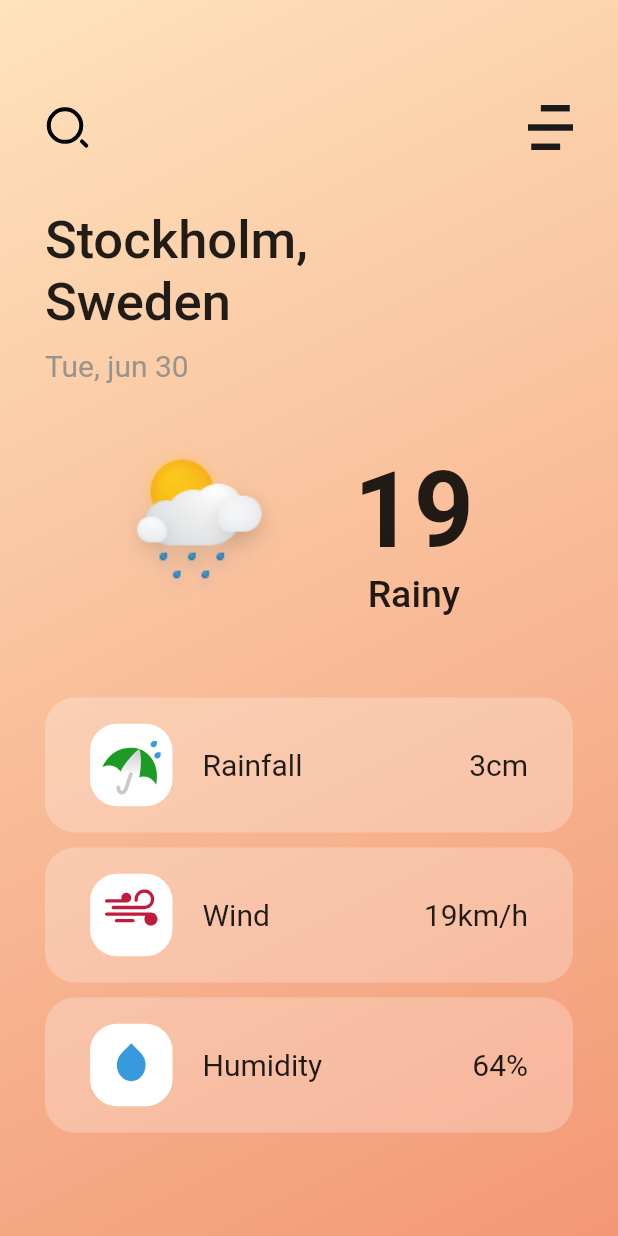
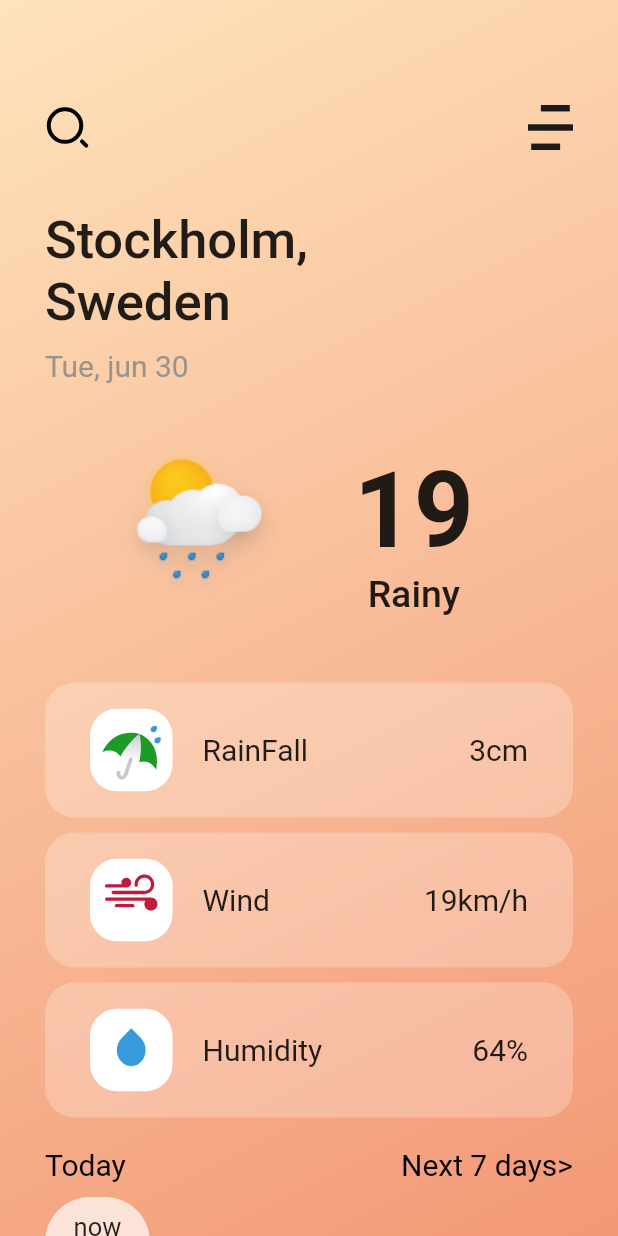
Before and after one commit to Manlikeog/weatherapp, a Flutter app: the screen it shows after launch, on a phone screen of 412 x 824 dp. Run offline on Flutter 3.47's test engine with Material 2 defaults, Android fonts, the phone set to English and light mode, and no system bars; our stand-ins replace flutter_svg; missing offline and left inert: news_app.

Commit message:
minor changes

```diff
--- a/lib/home.dart
+++ /dev/null
@@ -1,175 +0,0 @@
-import 'package:flutter/material.dart';
-import 'package:flutter_svg/svg.dart';
-
-class Home extends StatelessWidget {
-  const Home({super.key});
-
-  @override
-  Widget build(BuildContext context) {
-    return Scaffold(
-      body: Container(
-        padding: EdgeInsets.only(top: 70, left: 30, right: 30),
-        width: double.infinity,
-        child: Column(
-          crossAxisAlignment: CrossAxisAlignment.start,
-          children: [
-            Row(
-              mainAxisAlignment: MainAxisAlignment.spaceBetween,
-              children: [
-                SvgPicture.asset(
-                  'assets/images/icon.svg',
-                  height: 30,
-                ),
-                SvgPicture.asset(
-                  'assets/images/Vector.svg',
-                  height: 30,
-                ),
-              ],
-            ),
-            SizedBox(
-              height: 40,
-            ),
-            Text(
-              'Stockholm,\nSweden',
-              style: TextStyle(
-                fontWeight: FontWeight.w500,
-                fontSize: 35,
-              ),
-            ),
-            SizedBox(
-              height: 10,
-            ),
-            Text(
-              'Tue, jun 30',
-              style: TextStyle(
-                  fontWeight: FontWeight.w400,
-                  fontSize: 20,
-                  color: Color(0xff9A938C)),
-            ),
-            Row(
-              crossAxisAlignment: CrossAxisAlignment.center,
-              children: [
-                Image.asset(
-                  'assets/images/cludy.png',
-                  height: 200,
-                ),
-                Column(
-                  children: [
-                    Text(
-                      '19',
-                      style: TextStyle(
-                        fontSize: 70,
-                        fontWeight: FontWeight.w700,
-                      ),
-                    ),
-                    Text(
-                      'Rainy',
-                      style: TextStyle(
-                        fontSize: 25,
-                        fontWeight: FontWeight.w500,
-                      ),
-                    )
-                  ],
-                )
-              ],
-            ),
-            SizedBox(
-              height: 10,
-            ),
-            TemperatureCard(
-              icon: 'assets/images/umbrella.svg',
-              text: 'Rainfall',
-              range: '3cm',
-            ),
-            SizedBox(
-              height: 10,
-            ),
-            TemperatureCard(
-              icon: 'assets/images/wind.svg',
-              text: 'Wind',
-              range: '19km/h',
-            ),
-            SizedBox(
-              height: 10,
-            ),
-            TemperatureCard(
-              icon: 'assets/images/Rectangle 14.svg',
-              text: 'Humidity',
-              range: '64%',
-            )
-          ],
-        ),
-        decoration: BoxDecoration(
-          gradient: LinearGradient(
-            begin: Alignment.topLeft,
-            end: Alignment.bottomRight,
-            colors: [
-              Color(0xffFEE3BC),
-              Color(0xffF39876),
-            ],
-          ),
-        ),
-      ),
-    );
-  }
-}
-
-class TemperatureCard extends StatelessWidget {
-  String text;
-  String range;
-  String icon;
-  TemperatureCard(
-      {Key? key, required this.text, required this.range, required this.icon})
-      : super(key: key);
-
-  @override
-  Widget build(BuildContext context) {
-    return Container(
-      padding: EdgeInsets.symmetric(horizontal: 30),
-      height: 90,
-      width: double.infinity,
-      child: Row(
-        mainAxisAlignment: MainAxisAlignment.spaceBetween,
-        children: [
-          Row(
-            mainAxisAlignment: MainAxisAlignment.spaceBetween,
-            children: [
-              Container(
-                height: 55,
-                width: 55,
-                child: SvgPicture.asset(
-                  icon,
-                ),
-                decoration: BoxDecoration(
-                  borderRadius: BorderRadius.circular(18),
-                  color: Color(0xffffffff),
-                ),
-              ),
-              SizedBox(
-                width: 20,
-              ),
-              Text(
-                text,
-                style: TextStyle(
-                  fontSize: 20,
-                  fontWeight: FontWeight.w400,
-                ),
-              )
-            ],
-          ),
-          Text(
-            range,
-            style: TextStyle(
-              fontSize: 20,
-              fontWeight: FontWeight.w400,
-            ),
-          )
-        ],
-      ),
-      decoration: BoxDecoration(
-        borderRadius: BorderRadius.circular(20),
-        color: Color(0x3fffffff),
-      ),
-    );
-  }
-}
--- /dev/null
+++ b/lib/interface/home.dart
@@ -0,0 +1,185 @@
+import 'package:flutter/material.dart';
+import 'package:flutter_svg/svg.dart';
+
+import '../utils/widgets/temerature_card.dart';
+
+class Home extends StatelessWidget {
+  const Home({super.key});
+
+  @override
+  Widget build(BuildContext context) {
+    return Scaffold(
+      body: Container(
+        padding: const EdgeInsets.only(
+          top: 70,
+          left: 30,
+          right: 30,
+        ),
+        width: double.infinity,
+        decoration: const BoxDecoration(
+          gradient: LinearGradient(
+            begin: Alignment.topLeft,
+            end: Alignment.bottomRight,
+            colors: [
+              Color(0xffFEE3BC),
+              Color(0xffF39876),
+            ],
+          ),
+        ),
+        child: Column(
+          crossAxisAlignment: CrossAxisAlignment.start,
+          children: [
+            Row(
+              mainAxisAlignment: MainAxisAlignment.spaceBetween,
+              children: [
+                SvgPicture.asset(
+                  'assets/images/icon.svg',
+                  height: 30,
+                ),
+                SvgPicture.asset(
+                  'assets/images/Vector.svg',
+                  height: 30,
+                ),
+              ],
+            ),
+            const SizedBox(
+              height: 40,
+            ),
+            const Text(
+              'Stockholm,\nSweden',
+              style: TextStyle(
+                fontWeight: FontWeight.w500,
+                fontSize: 35,
+              ),
+            ),
+            const SizedBox(
+              height: 10,
+            ),
+            const Text(
+              'Tue, jun 30',
+              style: TextStyle(
+                fontWeight: FontWeight.w400,
+                fontSize: 20,
+                color: Color(
+                  0xff9A938C,
+                ),
+              ),
+            ),
+            Row(
+              crossAxisAlignment: CrossAxisAlignment.center,
+              children: [
+                Image.asset(
+                  'assets/images/cludy.png',
+                  height: 200,
+                ),
+                Column(
+                  children: const [
+                    Text(
+                      '19',
+                      style: TextStyle(
+                        fontSize: 70,
+                        fontWeight: FontWeight.w700,
+                      ),
+                    ),
+                    Text(
+                      'Rainy',
+                      style: TextStyle(
+                        fontSize: 25,
+                        fontWeight: FontWeight.w500,
+                      ),
+                    )
+                  ],
+                )
+              ],
+            ),
+            TemperatureCard(
+              icon: 'assets/images/umbrella.svg',
+              text: 'RainFall',
+              range: '3cm',
+            ),
+            const SizedBox(
+              height: 10,
+            ),
+            TemperatureCard(
+              icon: 'assets/images/wind.svg',
+              text: 'Wind',
+              range: '19km/h',
+            ),
+            const SizedBox(
+              height: 10,
+            ),
+            TemperatureCard(
+              icon: 'assets/images/Rectangle 14.svg',
+              text: 'Humidity',
+              range: '64%',
+            ),
+            const SizedBox(
+              height: 20,
+            ),
+            Row(
+              mainAxisAlignment: MainAxisAlignment.spaceBetween,
+              children: [
+                const Text(
+                  'Today',
+                  style: TextStyle(
+                    fontSize: 20,
+                    color: Colors.black,
+                  ),
+                ),
+                GestureDetector(
+                  onTap: () {},
+                  child: const Text(
+                    'Next 7 days>',
+                    style: TextStyle(
+                      fontSize: 20,
+                      color: Colors.black,
+                    ),
+                  ),
+                )
+              ],
+            ),
+            const SizedBox(
+              height: 10,
+            ),
+            Container(
+              height: 110,
+              width: 70,
+              padding: const EdgeInsets.all(10),
+              decoration: BoxDecoration(
+                color: const Color(0xafffffff),
+                borderRadius: BorderRadius.circular(30),
+              ),
+              child: Column(
+                children: [
+                  const Text(
+                    'now',
+                    style: TextStyle(
+                      fontWeight: FontWeight.w400,
+                      fontSize: 17,
+                    ),
+                  ),
+                  const SizedBox(
+                    height: 10,
+                  ),
+                  SvgPicture.asset(
+                    'assets/images/cloudy.svg',
+                  ),
+                  const SizedBox(
+                    height: 10,
+                  ),
+                  const Text(
+                    '19',
+                    style: TextStyle(
+                      fontWeight: FontWeight.w400,
+                      fontSize: 17,
+                    ),
+                  ),
+                ],
+              ),
+            )
+          ],
+        ),
+      ),
+    );
+  }
+}
--- a/lib/main.dart
+++ b/lib/main.dart
@@ -1,5 +1,5 @@
 import 'package:flutter/material.dart';
-import 'package:weatherapp/home.dart';
+import 'package:weatherapp/interface/home.dart';
 
 void main() {
   runApp(const MyApp());
@@ -25,6 +25,6 @@ class MyApp extends StatelessWidget {
           // is not restarted.
           primarySwatch: Colors.blue,
         ),
-        home: Home());
+        home: const Home());
   }
 }
--- /dev/null
+++ b/lib/utils/widgets/temerature_card.dart
@@ -0,0 +1,62 @@
+import 'package:flutter/material.dart';
+import 'package:flutter_svg/svg.dart';
+
+class TemperatureCard extends StatelessWidget {
+  String text;
+  String range;
+  String icon;
+  TemperatureCard(
+      {Key? key, required this.text, required this.range, required this.icon})
+      : super(key: key);
+
+  @override
+  Widget build(BuildContext context) {
+    return Container(
+      padding: const EdgeInsets.symmetric(horizontal: 30),
+      height: 90,
+      width: double.infinity,
+      decoration: BoxDecoration(
+        borderRadius: BorderRadius.circular(20),
+        color: const Color(0x3fffffff),
+      ),
+      child: Row(
+        mainAxisAlignment: MainAxisAlignment.spaceBetween,
+        children: [
+          Row(
+            mainAxisAlignment: MainAxisAlignment.spaceBetween,
+            children: [
+              Container(
+                height: 55,
+                width: 55,
+                decoration: BoxDecoration(
+                  borderRadius: BorderRadius.circular(18),
+                  color: const Color(0xffffffff),
+                ),
+                child: SvgPicture.asset(
+                  icon,
+                ),
+              ),
+              const SizedBox(
+                width: 20,
+              ),
+              Text(
+                text,
+                style: const TextStyle(
+                  fontSize: 20,
+                  fontWeight: FontWeight.w400,
+                ),
+              )
+            ],
+          ),
+          Text(
+            range,
+            style: const TextStyle(
+              fontSize: 20,
+              fontWeight: FontWeight.w400,
+            ),
+          )
+        ],
+      ),
+    );
+  }
+}
```
Also changed, not shown: lib/data/api/apicall.dart (added, +39 -0 lines), lib/data/model/model.dart (added, +83 -0 lines), pubspec.yaml (+1 -6 lines), assets/images/cloudy.svg (added), assets/images/rainy.svg (added), assets/images/sunny.png (added), assets/images/sunny.svg (added), pubspec.lock.
